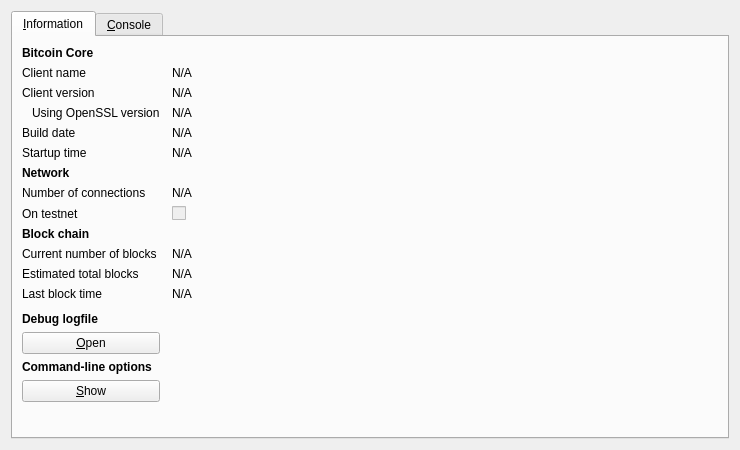
First picture: the form in src/qt/forms/rpcconsole.ui, repository corryl/ItalyCoin, before the edit.
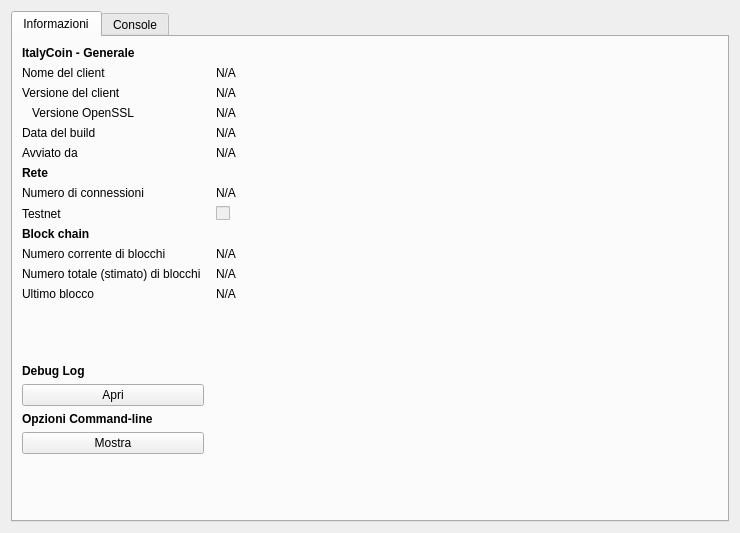
Second picture: the form after the edit. Icons and pictures are not drawn.

Commit message: Completata traduzione della GUI

What changed in the file:
```diff
--- a/src/qt/forms/rpcconsole.ui
+++ b/src/qt/forms/rpcconsole.ui
@@ -7,7 +7,7 @@
     <x>0</x>
     <y>0</y>
     <width>740</width>
-    <height>450</height>
+    <height>533</height>
    </rect>
   </property>
   <property name="windowTitle">
@@ -21,7 +21,7 @@
      </property>
      <widget class="QWidget" name="tab_info">
       <attribute name="title">
-       <string>&amp;Information</string>
+       <string>Informazioni</string>
       </attribute>
       <layout class="QGridLayout" name="gridLayout" columnstretch="0,1">
        <property name="horizontalSpacing">
@@ -36,14 +36,14 @@
           </font>
          </property>
          <property name="text">
-          <string>Bitcoin Core</string>
+          <string>ItalyCoin - Generale</string>
          </property>
         </widget>
        </item>
        <item row="1" column="0">
         <widget class="QLabel" name="label_5">
          <property name="text">
-          <string>Client name</string>
+          <string>Nome del client</string>
          </property>
         </widget>
        </item>
@@ -66,7 +66,7 @@
        <item row="2" column="0">
         <widget class="QLabel" name="label_6">
          <property name="text">
-          <string>Client version</string>
+          <string>Versione del client</string>
          </property>
         </widget>
        </item>
@@ -89,7 +89,7 @@
        <item row="3" column="0">
         <widget class="QLabel" name="label_14">
          <property name="text">
-          <string>Using OpenSSL version</string>
+          <string>Versione OpenSSL</string>
          </property>
          <property name="indent">
           <number>10</number>
@@ -115,7 +115,7 @@
        <item row="4" column="0">
         <widget class="QLabel" name="label_12">
          <property name="text">
-          <string>Build date</string>
+          <string>Data del build</string>
          </property>
         </widget>
        </item>
@@ -138,7 +138,7 @@
        <item row="5" column="0">
         <widget class="QLabel" name="label_13">
          <property name="text">
-          <string>Startup time</string>
+          <string>Avviato da</string>
          </property>
         </widget>
        </item>
@@ -167,14 +167,14 @@
           </font>
          </property>
          <property name="text">
-          <string>Network</string>
+          <string>Rete</string>
          </property>
         </widget>
        </item>
        <item row="7" column="0">
         <widget class="QLabel" name="label_7">
          <property name="text">
-          <string>Number of connections</string>
+          <string>Numero di connessioni</string>
          </property>
         </widget>
        </item>
@@ -197,7 +197,7 @@
        <item row="8" column="0">
         <widget class="QLabel" name="label_8">
          <property name="text">
-          <string>On testnet</string>
+          <string>Testnet</string>
          </property>
         </widget>
        </item>
@@ -227,7 +227,7 @@
        <item row="10" column="0">
         <widget class="QLabel" name="label_3">
          <property name="text">
-          <string>Current number of blocks</string>
+          <string>Numero corrente di blocchi</string>
          </property>
         </widget>
        </item>
@@ -250,7 +250,7 @@
        <item row="11" column="0">
         <widget class="QLabel" name="label_4">
          <property name="text">
-          <string>Estimated total blocks</string>
+          <string>Numero totale (stimato) di blocchi </string>
          </property>
         </widget>
        </item>
@@ -273,7 +273,7 @@
        <item row="12" column="0">
         <widget class="QLabel" name="label_2">
          <property name="text">
-          <string>Last block time</string>
+          <string>Ultimo blocco</string>
          </property>
         </widget>
        </item>
@@ -315,7 +315,7 @@
           </font>
          </property>
          <property name="text">
-          <string>Debug logfile</string>
+          <string>Debug Log</string>
          </property>
         </widget>
        </item>
@@ -325,7 +325,7 @@
           <string>Open the ItalyCoin debug logfile from the current data directory. This can take a few seconds for large logfiles.</string>
          </property>
          <property name="text">
-          <string>&amp;Open</string>
+          <string>Apri</string>
          </property>
          <property name="autoDefault">
           <bool>false</bool>
@@ -341,7 +341,7 @@
           </font>
          </property>
          <property name="text">
-          <string>Command-line options</string>
+          <string>Opzioni Command-line</string>
          </property>
         </widget>
        </item>
@@ -351,10 +351,7 @@
           <string>Show the italycoin-qt help message to get a list with possible command-line options.</string>
          </property>
          <property name="text">
-          <string>&amp;Show</string>
-         </property>
-         <property name="autoDefault">
-          <bool>false</bool>
+          <string>Mostra</string>
          </property>
          <property name="autoDefault">
           <bool>false</bool>
@@ -378,7 +375,7 @@
      </widget>
      <widget class="QWidget" name="tab_console">
       <attribute name="title">
-       <string>&amp;Console</string>
+       <string>Console</string>
       </attribute>
       <layout class="QVBoxLayout" name="verticalLayout_3">
        <property name="spacing">
```
The commit also changes 2 other files.
